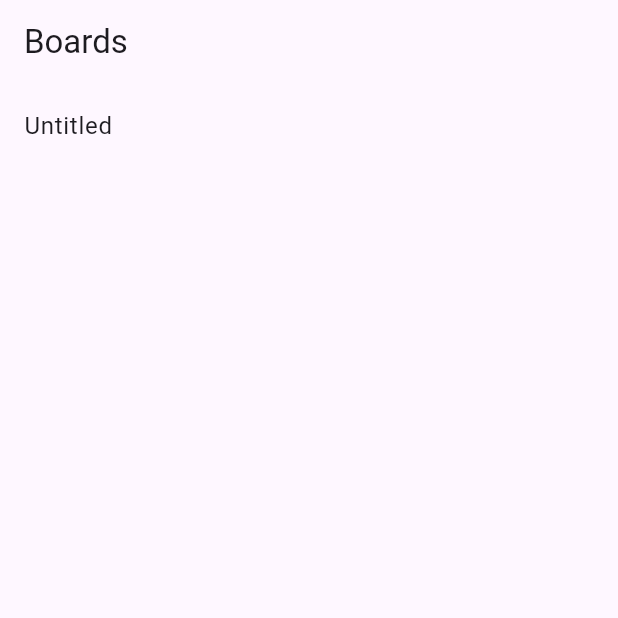
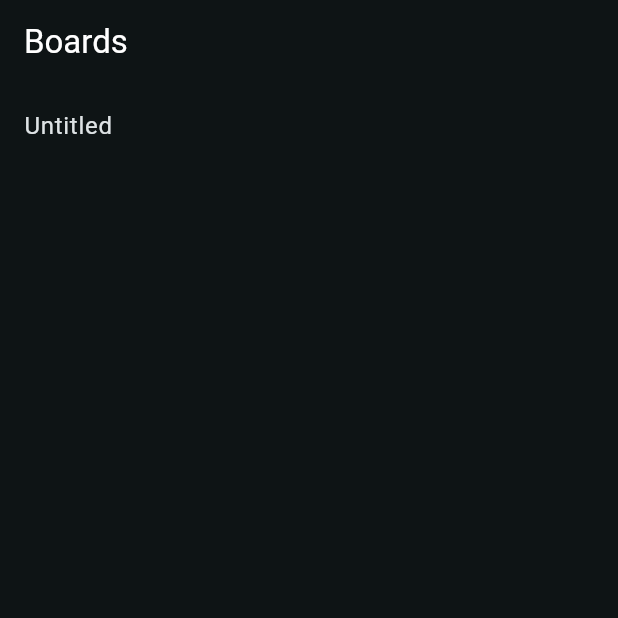
Before and after one commit to definev/gemboard, a Flutter app: the screen it shows after launch, on a phone screen of 412 x 824 dp, the top half of it. Run offline on Flutter 3.47's test engine with Material 3 defaults, Android fonts, the phone set to English and light mode, and no system bars; our stand-ins replace flex_color_scheme, flutter_riverpod, freezed_annotation, go_router, hooks_riverpod, riverpod_annotation; missing offline and left inert: osum_serializable; generated files the repository leaves out were written again.

```diff
--- a/app/genit_app/lib/main.dart
+++ b/app/genit_app/lib/main.dart
@@ -4,7 +4,8 @@ import 'package:flutter_riverpod/flutter_riverpod.dart';
 import 'package:genit_app/di/di_initializer.dart';
 import 'package:genit_navigator/genit_navigator.dart' as nav;
 
-ProviderContainer container = ProviderContainer(overrides: initializeOverrides());
+ProviderContainer container =
+    ProviderContainer(overrides: initializeOverrides());
 
 void main() {
   runApp(
--- a/core/design_system/lib/src/theme.dart
+++ b/core/design_system/lib/src/theme.dart
@@ -1,6 +1,43 @@
+import 'package:flex_color_scheme/flex_color_scheme.dart';
 import 'package:flutter/material.dart';
 
-ThemeData genitTheme = ThemeData(
-  primarySwatch: Colors.blue,
-  visualDensity: VisualDensity.adaptivePlatformDensity,
+ThemeData genitTheme = FlexThemeData.dark(
+  scheme: FlexScheme.gold,
+  subThemesData: const FlexSubThemesData(
+    blendOnColors: false,
+    useTextTheme: true,
+    splashType: FlexSplashType.inkSparkle,
+    inputDecoratorBorderType: FlexInputBorderType.underline,
+    inputDecoratorUnfocusedBorderIsColored: false,
+    alignedDropdown: true,
+    tooltipSchemeColor: SchemeColor.inverseSurface,
+    tooltipOpacity: 0.9,
+    useInputDecoratorThemeInDialogs: true,
+    snackBarElevation: 6,
+    snackBarBackgroundSchemeColor: SchemeColor.inverseSurface,
+    navigationBarSelectedLabelSchemeColor: SchemeColor.onSurface,
+    navigationBarUnselectedLabelSchemeColor: SchemeColor.onSurface,
+    navigationBarMutedUnselectedLabel: false,
+    navigationBarSelectedIconSchemeColor: SchemeColor.onSurface,
+    navigationBarUnselectedIconSchemeColor: SchemeColor.onSurface,
+    navigationBarMutedUnselectedIcon: false,
+    navigationBarIndicatorSchemeColor: SchemeColor.secondaryContainer,
+    navigationBarIndicatorOpacity: 1.00,
+    navigationRailSelectedLabelSchemeColor: SchemeColor.onSurface,
+    navigationRailUnselectedLabelSchemeColor: SchemeColor.onSurface,
+    navigationRailMutedUnselectedLabel: false,
+    navigationRailSelectedIconSchemeColor: SchemeColor.onSurface,
+    navigationRailUnselectedIconSchemeColor: SchemeColor.onSurface,
+    navigationRailMutedUnselectedIcon: false,
+    navigationRailIndicatorSchemeColor: SchemeColor.secondaryContainer,
+    navigationRailIndicatorOpacity: 1.00,
+    navigationRailBackgroundSchemeColor: SchemeColor.surface,
+    navigationRailLabelType: NavigationRailLabelType.none,
+  ),
+  keyColors: const FlexKeyColors(),
+  visualDensity: FlexColorScheme.comfortablePlatformDensity,
+  useMaterial3: true,
+  swapLegacyOnMaterial3: true,
+  // To use the Playground font, add GoogleFonts package and uncomment
+  // fontFamily: GoogleFonts.notoSans().fontFamily,
 );
--- a/core/design_system/pubspec.yaml
+++ b/core/design_system/pubspec.yaml
@@ -11,5 +11,7 @@ dependencies:
   flutter_localizations:
     sdk: flutter
 
+  flex_color_scheme: ^7.3.1
+
 flutter:
   uses-material-design: true
--- a/feature/ask_board/pubspec_overrides.yaml
+++ b/feature/ask_board/pubspec_overrides.yaml
@@ -1,14 +1,5 @@
-# melos_managed_dependency_overrides: design_system,json_annotation,json_serializable
+# melos_managed_dependency_overrides: design_system,uuid
 dependency_overrides:
   design_system:
     path: ../../core/design_system
-  json_annotation:
-    git:
-      url: https://github.com/definev/json_serializable.dart.git
-      ref: master
-      path: json_annotation
-  json_serializable:
-    git:
-      url: https://github.com/definev/json_serializable.dart.git
-      ref: master
-      path: json_serializable
+  uuid: ^3.0.6
```
Also changed, not shown: feature/ask_board/pubspec.yaml (+11 -10 lines), app/genit_app/pubspec.lock, app/genit_navigator/pubspec.lock, core/design_system/pubspec.lock, feature/ask_board/pubspec.lock, 1 other file.
